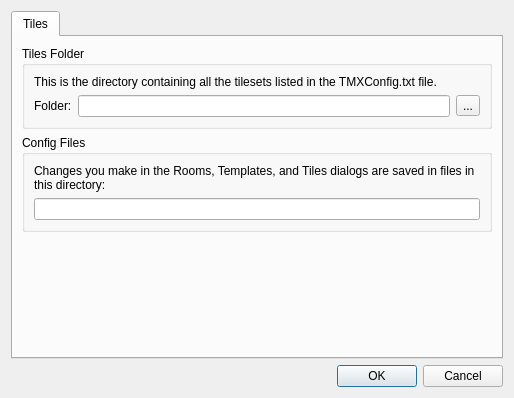
The window that src/tiled/BuildingEditor/buildingpreferencesdialog.ui (timbaker/tiled) describes before a commit, drawn with Qt 5.
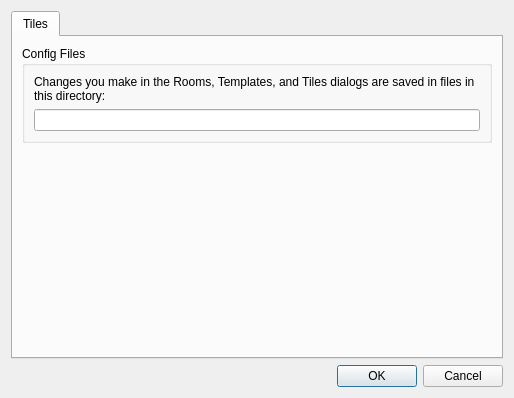
The same window after the commit.

Commit message:
Made TileMetaInfoMgr manage the global list of tilesets.
BuildingEd had its own list of tilesets in TMXConfig.txt.
TileMetaInfoMgr had its own list of tilesets in TileMetaInfo.txt.
PathGenerators.txt (in another branch) had its own list of tilesets.
Now only Tilesets.txt has the global list of tilesets.

TileMetaInfoDialog gained an entry & button for choosing the Tiles directoryl
BuildingPreferences and BuildingPreferencesDialog lost the tiles directory.

BuildingTilesDialog doesn't add/remove tilesets itself, it displays the
TileMetaInfoDialog.

Diff of the .ui file:
```diff
--- a/src/tiled/BuildingEditor/buildingpreferencesdialog.ui
+++ b/src/tiled/BuildingEditor/buildingpreferencesdialog.ui
@@ -24,50 +24,6 @@
        <string>Tiles</string>
       </attribute>
       <layout class="QVBoxLayout" name="verticalLayout">
-       <item>
-        <widget class="QGroupBox" name="groupBox">
-         <property name="title">
-          <string>Tiles Folder</string>
-         </property>
-         <layout class="QVBoxLayout" name="verticalLayout_3">
-          <item>
-           <widget class="QLabel" name="label_2">
-            <property name="text">
-             <string>This is the directory containing all the tilesets listed in the TMXConfig.txt file.</string>
-            </property>
-            <property name="wordWrap">
-             <bool>true</bool>
-            </property>
-           </widget>
-          </item>
-          <item>
-           <layout class="QHBoxLayout" name="horizontalLayout">
-            <item>
-             <widget class="QLabel" name="label">
-              <property name="text">
-               <string>Folder:</string>
-              </property>
-             </widget>
-            </item>
-            <item>
-             <widget class="QLineEdit" name="editTiles">
-              <property name="readOnly">
-               <bool>true</bool>
-              </property>
-             </widget>
-            </item>
-            <item>
-             <widget class="QToolButton" name="browseTiles">
-              <property name="text">
-               <string>...</string>
-              </property>
-             </widget>
-            </item>
-           </layout>
-          </item>
-         </layout>
-        </widget>
-       </item>
        <item>
         <widget class="QGroupBox" name="groupBox_2">
          <property name="title">
```
The commit also changes 25 other files.
